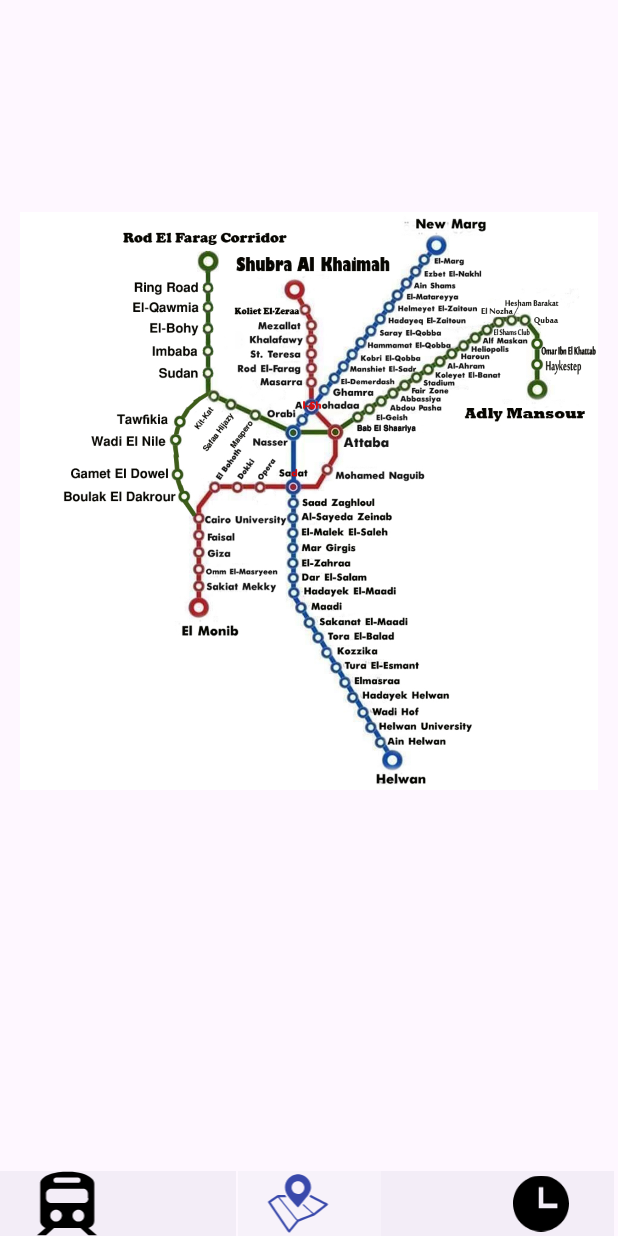
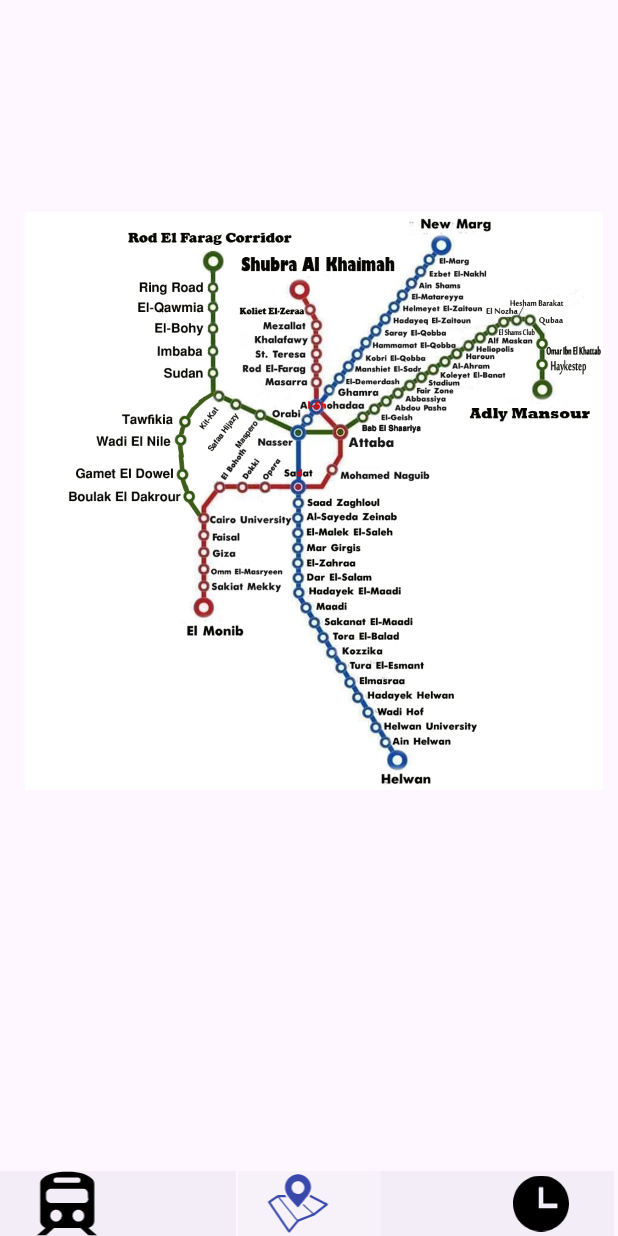
Before and after one commit to yousefzaki9993/metro-app, an Android app: the mapview screen opened directly, with no data from a screen before it, on a phone screen of 412 x 824 dp. Run offline under Robolectric (Android 15) with nearby library versions, the phone set to English and light mode, and no system bars.

Commit message:
merged commit

```diff
--- a/app/src/main/res/layout/activity_main3.xml
+++ b/app/src/main/res/layout/activity_main3.xml
@@ -69,7 +69,6 @@
         android:layout_width="143dp"
         android:layout_height="64dp"
         android:layout_marginTop="88dp"
-        android:backgroundTint="#00897B"
         android:onClick="alertme"
         android:text="نبهني في هذه المحطة"
         app:layout_constraintEnd_toEndOf="parent"
--- a/app/src/main/res/layout/activity_mapview.xml
+++ b/app/src/main/res/layout/activity_mapview.xml
@@ -13,7 +13,7 @@
         android:onClick="slide"
         app:layout_constraintBottom_toBottomOf="parent"
         app:layout_constraintEnd_toEndOf="parent"
-        app:layout_constraintHorizontal_bias="0.491"
+        app:layout_constraintHorizontal_bias="0.615"
         app:layout_constraintStart_toStartOf="parent"
         app:layout_constraintTop_toTopOf="parent"
         app:layout_constraintVertical_bias="0.0"
@@ -72,24 +72,4 @@
             app:srcCompat="@drawable/iconmonstr_time_18" />
     </com.google.android.material.bottomnavigation.BottomNavigationView>
 
-    <TextView
-        android:id="@+id/textView3"
-        android:layout_width="196dp"
-        android:layout_height="660dp"
-        android:layout_marginStart="12dp"
-        android:onClick="viewmain"
-        app:layout_constraintBottom_toBottomOf="parent"
-        app:layout_constraintStart_toStartOf="parent"
-        app:layout_constraintTop_toTopOf="@+id/imageView5"
-        app:layout_constraintVertical_bias="0.0" />
-
-    <TextView
-        android:id="@+id/textView5"
-        android:layout_width="197dp"
-        android:layout_height="667dp"
-        android:onClick="viewtime"
-        app:layout_constraintBottom_toTopOf="@+id/bottomNavigationView10"
-        app:layout_constraintEnd_toEndOf="parent"
-        app:layout_constraintTop_toTopOf="parent" />
-
 </androidx.constraintlayout.widget.ConstraintLayout>
```
